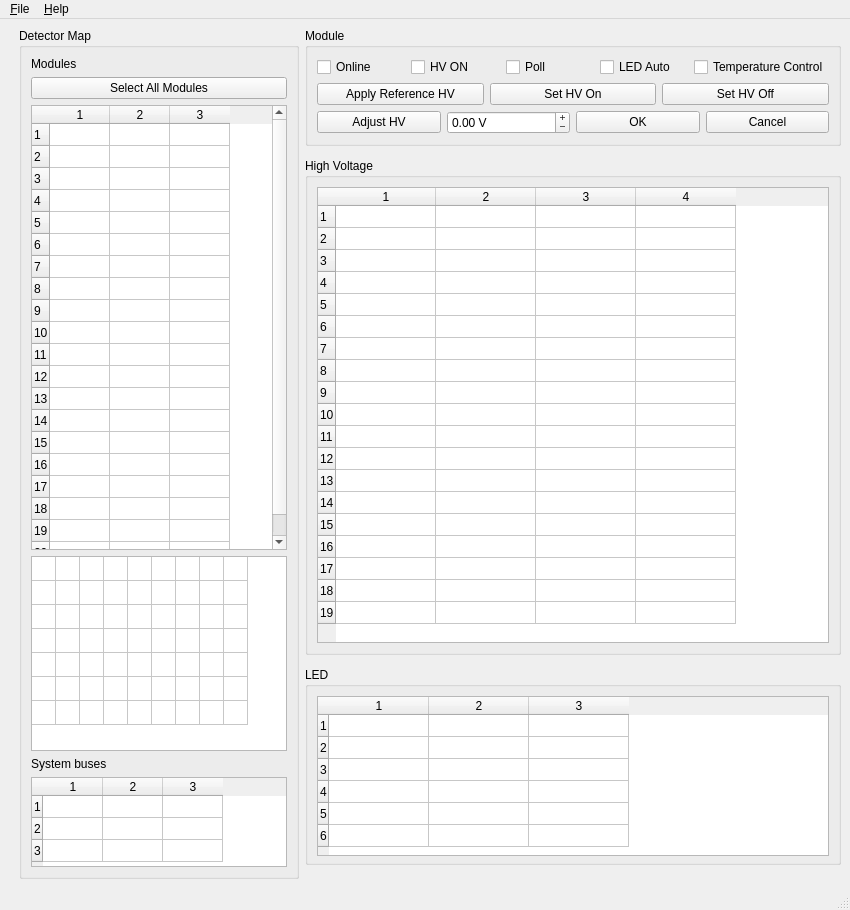
Qt form main.ui (sultanmusin/pyslow) before a commit.
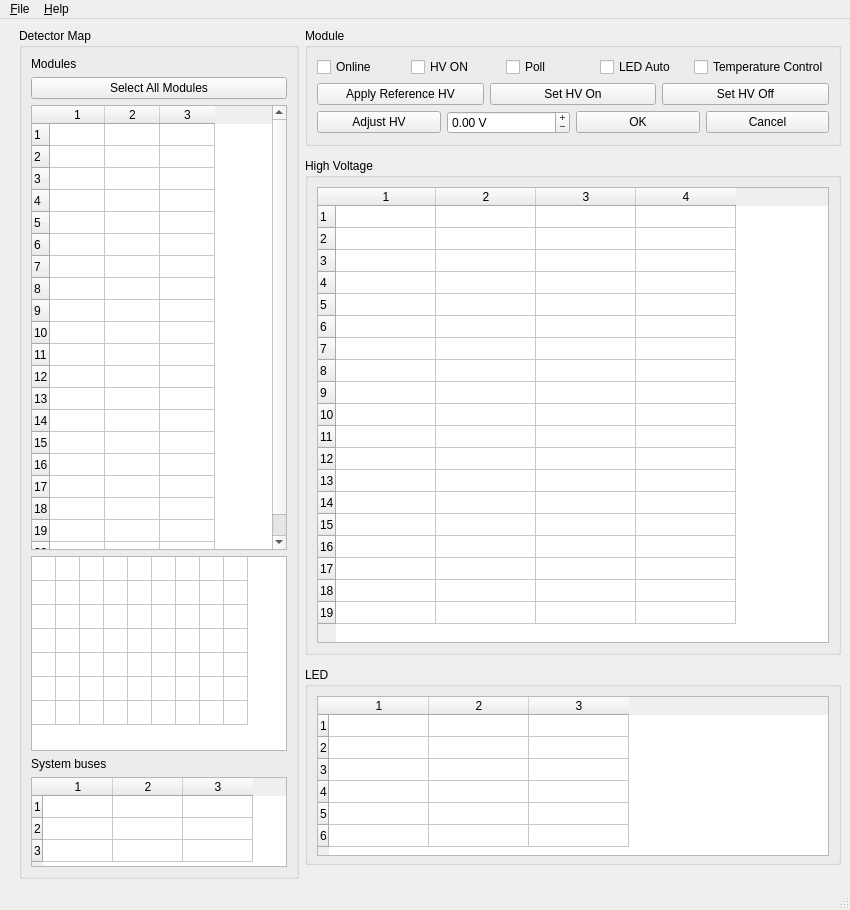
The same form after that commit.

Diff of the .ui file:
```diff
--- a/main.ui
+++ b/main.ui
@@ -108,7 +108,7 @@
           <number>3</number>
          </property>
          <attribute name="horizontalHeaderDefaultSectionSize">
-          <number>60</number>
+          <number>55</number>
          </attribute>
          <attribute name="verticalHeaderMinimumSectionSize">
           <number>22</number>
@@ -240,7 +240,7 @@
           <number>3</number>
          </property>
          <attribute name="horizontalHeaderDefaultSectionSize">
-          <number>60</number>
+          <number>70</number>
          </attribute>
          <attribute name="verticalHeaderMinimumSectionSize">
           <number>22</number>
```
Left out of the diff: 6 changed lines with no effect on the pictures.
